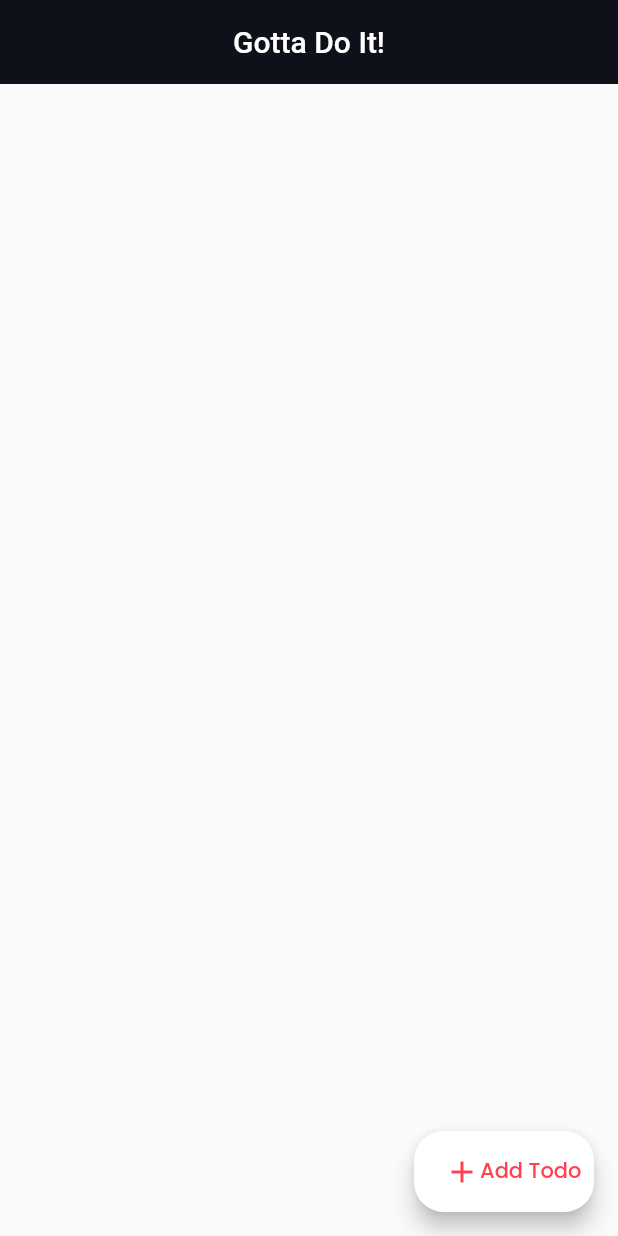
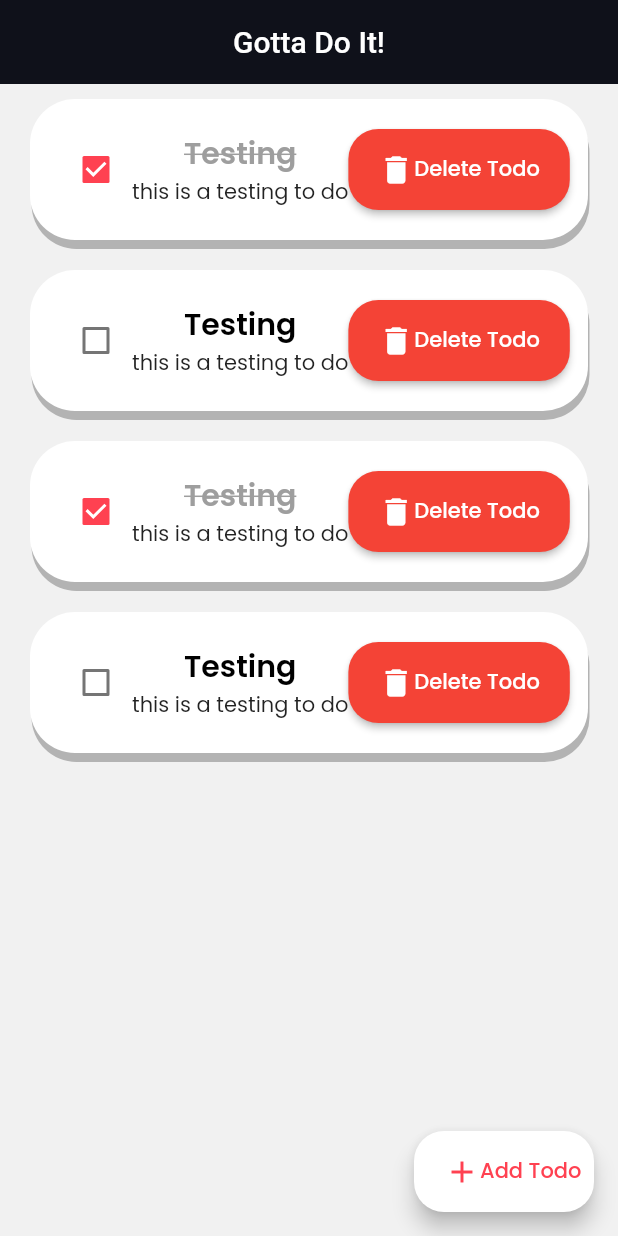
Before and after one commit to Blacksuan19/Todo-Flutter, a Flutter app: the screen it shows after launch, on a phone screen of 412 x 824 dp. Run offline on Flutter 3.47's test engine with Material 2 defaults, Android fonts, the light colour scheme and no system bars; our stand-ins replace google_fonts, hooks_riverpod.

Commit message:
main: Initial todo list UI

```diff
--- a/lib/main.dart
+++ b/lib/main.dart
@@ -1,8 +1,10 @@
 import 'package:flutter/material.dart';
 import 'package:google_fonts/google_fonts.dart';
 import 'package:hooks_riverpod/all.dart';
+import 'models/todo.dart';
 import 'theme.dart';
 import 'widgets/floating_button.dart';
+import 'widgets/todo_item.dart';
 
 void main() {
   runApp(ProviderScope(child: MyApp()));
@@ -13,7 +15,7 @@ class MyApp extends StatelessWidget {
   Widget build(BuildContext context) {
     return MaterialApp(
       debugShowCheckedModeBanner: false,
-      title: 'Flutter Demo',
+      title: 'Gotta Do It!',
       theme: ThemeData(
           textTheme: GoogleFonts.poppinsTextTheme(
             Theme.of(context).textTheme,
@@ -40,8 +42,20 @@ class _MyHomePageState extends State<MyHomePage> {
         centerTitle: true,
       ),
       body: Container(
-        child: Column(),
-        color: ThemeColors().bg,
+        child: Center(
+          widthFactor: 1,
+          child: Column(
+            children: [
+              ...todoItems.map((item) {
+                return BuildTodoItem(
+                  item: item,
+                  cont: context,
+                );
+              }).toList(),
+            ],
+          ),
+        ),
+        color: ThemeColors.backgroundColor,
       ),
       floatingActionButton: BuildFloatingButton(),
     );
--- /dev/null
+++ b/lib/widgets/todo_item.dart
@@ -0,0 +1,98 @@
+import 'package:flutter/material.dart';
+import 'package:todo_app/models/todo.dart';
+
+class BuildTodoItem extends StatefulWidget {
+  final Todo item;
+  final BuildContext cont;
+
+  const BuildTodoItem({Key key, this.item, this.cont}) : super(key: key);
+
+  @override
+  _BuildTodoItemState createState() => _BuildTodoItemState();
+}
+
+class _BuildTodoItemState extends State<BuildTodoItem> {
+  @override
+  Widget build(BuildContext context) {
+    return GestureDetector(
+      onTap: () => showDialog(
+          context: widget.cont,
+          builder: (context) {
+            return Text("this is a dialog test");
+          }),
+      child: Container(
+        padding: EdgeInsets.all(20),
+        margin: EdgeInsets.symmetric(horizontal: 20, vertical: 10),
+        decoration: BoxDecoration(
+          color: Colors.white,
+          borderRadius: BorderRadius.circular(30),
+          boxShadow: [
+            BoxShadow(
+              color: Colors.black26,
+              // blurRadius: 1,
+
+              offset: Offset(1, 6),
+            )
+          ],
+        ),
+        child: Row(
+          mainAxisAlignment: MainAxisAlignment.spaceBetween,
+          children: [
+            Checkbox(
+              value: widget.item.isCompleted,
+              onChanged: (bool value) {
+                setState(() {
+                  widget.item.isCompleted = !widget.item.isCompleted;
+                });
+              },
+            ),
+            Column(
+              children: [
+                Text(
+                  widget.item.title,
+                  style: TextStyle(
+                    decoration: widget.item.isCompleted
+                        ? TextDecoration.lineThrough
+                        : TextDecoration.none,
+                    fontSize: 20,
+                    fontWeight: FontWeight.w600,
+                    color: widget.item.isCompleted ? Colors.grey : Colors.black,
+                  ),
+                ),
+                Text(
+                  widget.item.content,
+                  maxLines: 3,
+                ),
+              ],
+            ),
+            MaterialButton(
+              onPressed: () => {
+                setState(() {
+                  todoItems.remove(widget.item);
+                })
+              },
+              color: Colors.red,
+              shape: RoundedRectangleBorder(
+                  borderRadius: BorderRadius.circular(20)),
+              padding: EdgeInsets.symmetric(horizontal: 20, vertical: 15),
+              child: Row(
+                children: [
+                  Icon(
+                    Icons.delete,
+                    color: Colors.white,
+                  ),
+                  Text(
+                    "Delete Todo",
+                    style: TextStyle(
+                      color: Colors.white,
+                    ),
+                  ),
+                ],
+              ),
+            )
+          ],
+        ),
+      ),
+    );
+  }
+}
```
